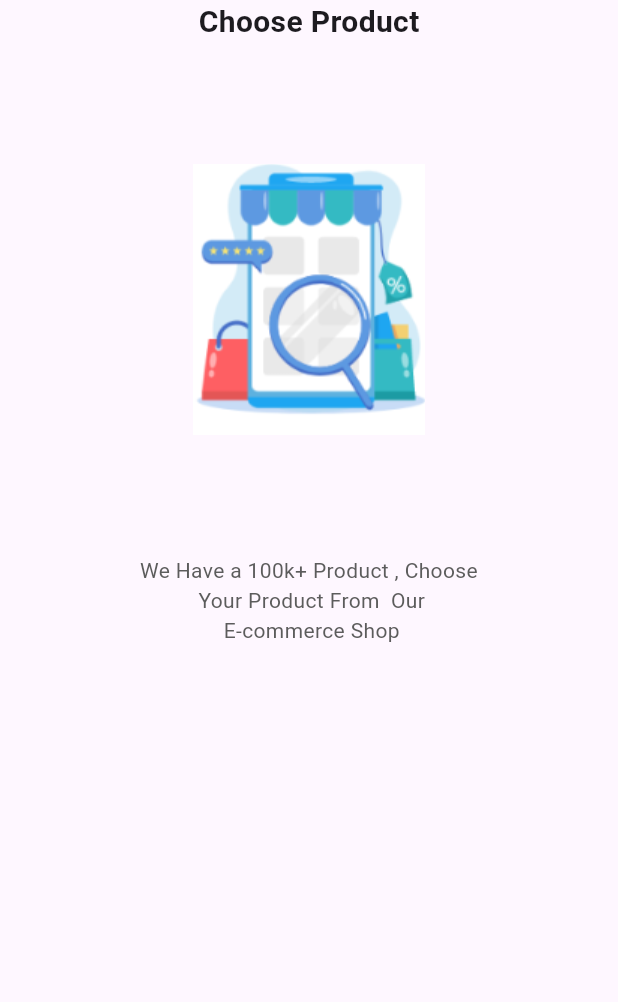
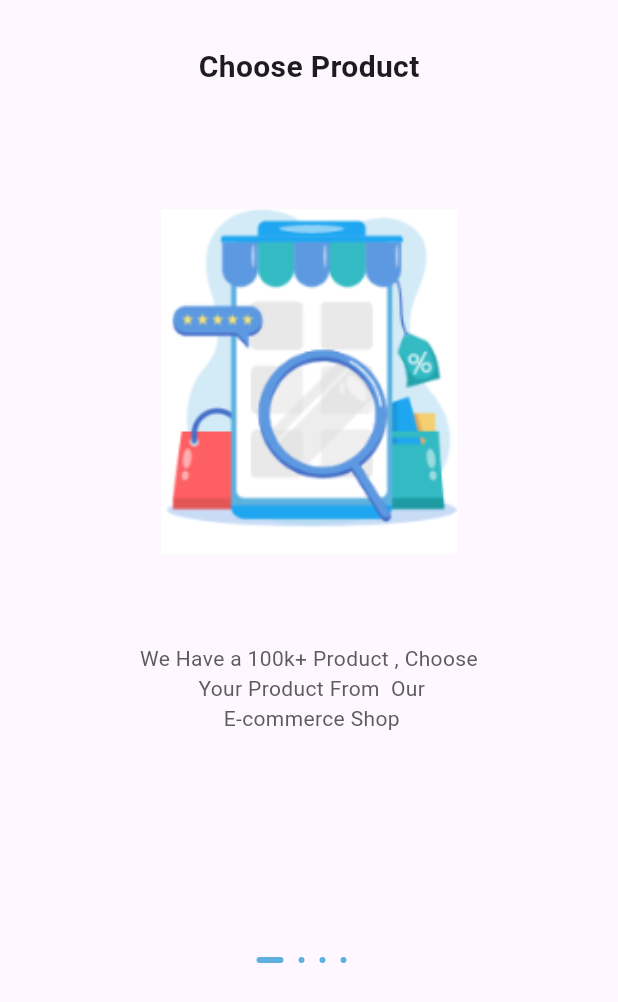
Before and after one commit to AbdelrhmanAmer/Complete-Commerce-App, a Flutter app: the screen it shows after launch, on a phone screen of 412 x 824 dp. Shown: the top 1002 px of the screen. Run offline on Flutter 3.47's test engine with Material 3 defaults, Android fonts, the phone set to English and light mode, and no system bars.

Commit message:
OnBoardingScreen(AnimatedOnBoardingDot - PageView)

```diff
--- a/commplete_commerce_app/lib/core/constant/color.dart
+++ b/commplete_commerce_app/lib/core/constant/color.dart
@@ -2,4 +2,5 @@ import 'package:flutter/material.dart';
 
 class AppColor{
     static const Color grey = Color(0xff5c5c5c);
+    static const Color primaryColor = Color(0xFF5db1df);
 }
--- a/commplete_commerce_app/lib/view/screens/on_boarding_screen.dart
+++ b/commplete_commerce_app/lib/view/screens/on_boarding_screen.dart
@@ -1,39 +1,60 @@
-import 'package:commplete_commerce_app/core/constant/color.dart';
-import 'package:commplete_commerce_app/data/data_source/static/static.dart';
 import 'package:flutter/material.dart';
 
-class OnBoardingScreen extends StatelessWidget {
+import '../widgets/page_view_card.dart';
+import '../widgets/animated_onboarding_dot.dart';
+import '../../data/data_source/static/static.dart';
+
+class OnBoardingScreen extends StatefulWidget {
   const OnBoardingScreen({super.key});
 
   @override
+  State<OnBoardingScreen> createState() => _OnBoardingScreenState();
+}
+
+class _OnBoardingScreenState extends State<OnBoardingScreen> {
+  int selectedIndex = 0;
+
+  @override
   Widget build(BuildContext context) {
+
     return Scaffold(
         body: SafeArea(
-      child: PageView.builder(
-          itemCount: onBoardingList.length,
-          itemBuilder: (ctx, index) {
-            return Column(
+      child: Column(
+        crossAxisAlignment: CrossAxisAlignment.center,
+        children: [
+          Expanded(
+            flex: 3,
+            child: PageView.builder(
+                itemCount: onBoardingList.length,
+                onPageChanged: (value) {
+                  setState(() {
+                    selectedIndex = value;
+                  });
+                },
+                itemBuilder: (ctx, index) {
+                  return PageViewCard(card: onBoardingList[index],);
+                }),
+          ),
+          Expanded(
+            flex: 1,
+            child: Column(
               children: [
-                Text(
-                  onBoardingList[index].title!,
-                  style: const TextStyle(
-                    fontWeight: FontWeight.bold,
-                    fontSize: 20,
+                const SizedBox(height: 20),
+                Row(
+                  mainAxisAlignment: MainAxisAlignment.center,
+                  children: List.generate(
+                    onBoardingList.length,
+                    (index) => AnimatedOnBoardingDot(
+                      currentIndex: index,
+                      selectedIndex: selectedIndex,
+                    ),
                   ),
                 ),
-                const SizedBox(height: 80),
-                Image.asset(onBoardingList[index].image!),
-                const SizedBox(height: 80),
-                Text(
-                  onBoardingList[index].body!,
-                  textAlign: TextAlign.center,
-                  style: const TextStyle(
-                    color: AppColor.grey,
-                  ),
-                )
               ],
-            );
-          }),
+            ),
+          )
+        ],
+      ),
     ));
   }
 }
--- /dev/null
+++ b/commplete_commerce_app/lib/view/widgets/animated_onboarding_dot.dart
@@ -0,0 +1,25 @@
+import 'package:flutter/material.dart';
+
+import '../../core/constant/color.dart';
+
+class AnimatedOnBoardingDot extends StatelessWidget {
+  const AnimatedOnBoardingDot({
+    super.key,
+    required this.currentIndex,
+    required this.selectedIndex,
+  });
+  final int currentIndex;
+  final int selectedIndex;
+
+  @override
+  Widget build(BuildContext context) {
+    return AnimatedContainer(
+      margin: const EdgeInsets.only(right: 10),
+      width: currentIndex == selectedIndex ? 18 : 4,
+      height: 4,
+      decoration: BoxDecoration(
+          color: AppColor.primaryColor, borderRadius: BorderRadius.circular(5)),
+      duration: const Duration(milliseconds: 300),
+    );
+  }
+}
--- /dev/null
+++ b/commplete_commerce_app/lib/view/widgets/page_view_card.dart
@@ -0,0 +1,44 @@
+import 'package:flutter/material.dart';
+
+import '../../core/constant/color.dart';
+import '../../data/model/OnBoardingModel.dart';
+
+class PageViewCard extends StatelessWidget {
+  const PageViewCard({
+    super.key, required this.card,
+  });
+  final OnBoardingModel card;
+
+  @override
+  Widget build(BuildContext context) {
+    return SingleChildScrollView(
+      child: Column(
+        children: [
+          const SizedBox(height: 30),
+          Text(
+            card.title!,
+            style: const TextStyle(
+              fontWeight: FontWeight.bold,
+              fontSize: 20,
+            ),
+          ),
+          const SizedBox(height: 80),
+          Image.asset(
+            card.image!,
+            width: 200,
+            height: 230,
+            fit: BoxFit.contain,
+          ),
+          const SizedBox(height: 60),
+          Text(
+            card.body!,
+            textAlign: TextAlign.center,
+            style: const TextStyle(
+              color: AppColor.grey,
+            ),
+          ),
+        ],
+      ),
+    );
+  }
+}
```
